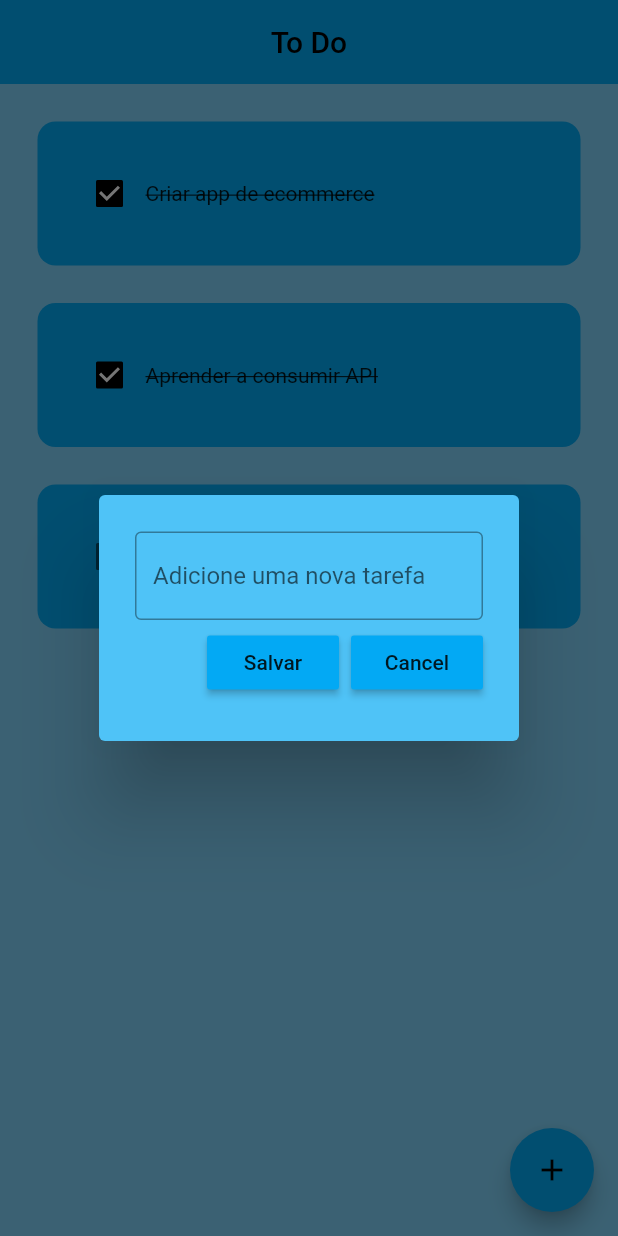
After one commit to bmotadev/todoapp, a Flutter app: the screen it shows after launch, after a tap on the "add" icon, on a phone screen of 412 x 824 dp. The commit adds this screen. Run offline on Flutter 3.47's test engine with Material 2 defaults, Android fonts, the phone set to English and light mode, and no system bars.

Commit message:
:sparkles: feat: Criando nova tarefa - Adicionado metodos para adicionar novas tarefas na aplicação

```diff
--- a/lib/pages/home_page.dart
+++ b/lib/pages/home_page.dart
@@ -1,4 +1,5 @@
 import 'package:flutter/material.dart';
+import 'package:todoapp/util/dialog_box.dart';
 
 import '../util/todo_tile.dart';
 
@@ -10,6 +11,9 @@ class HomePage extends StatefulWidget {
 }
 
 class _HomePageState extends State<HomePage> {
+  // texto controller
+  final _controller = TextEditingController();
+
   // lista de tarefas pra fazer
   List todoList = [
     ["Criar app de ecommerce", true],
@@ -24,6 +28,30 @@ class _HomePageState extends State<HomePage> {
     });
   }
 
+  // metodo para salver uma nova tarefa
+  void saveNewTask() {
+    setState(() {
+      todoList.add([_controller.text, false]);
+      _controller.clear();
+    });
+    //fecha a caixa de dialogo
+    Navigator.of(context).pop();
+  }
+
+  // criar uma nova tarefa
+  void createNewTask() {
+    showDialog(
+      context: context,
+      builder: (context) {
+        return DialogBox(
+          controller: _controller,
+          onSave: saveNewTask,
+          onCancel: () => Navigator.of(context).pop(),
+        );
+      },
+    );
+  }
+
   @override
   Widget build(BuildContext context) {
     return Scaffold(
@@ -33,6 +61,10 @@ class _HomePageState extends State<HomePage> {
           child: Text('To Do'),
         ),
         elevation: 0,
+      ),
+      floatingActionButton: FloatingActionButton(
+        onPressed: createNewTask,
+        child: Icon(Icons.add),
       ),
       body: ListView.builder(
         itemCount: todoList.length,
--- /dev/null
+++ b/lib/util/dialog_box.dart
@@ -0,0 +1,54 @@
+import 'package:flutter/material.dart';
+import 'package:todoapp/util/my_button.dart';
+
+class DialogBox extends StatelessWidget {
+  final controller;
+  VoidCallback onSave;
+  VoidCallback onCancel;
+
+  DialogBox(
+      {super.key,
+      required this.controller,
+      required this.onSave,
+      required this.onCancel});
+
+  @override
+  Widget build(BuildContext context) {
+    return AlertDialog(
+      backgroundColor: Colors.lightBlue[300],
+      content: Container(
+        height: 120,
+        child:
+            Column(mainAxisAlignment: MainAxisAlignment.spaceEvenly, children: [
+          // entrada de dados do usuario
+          TextField(
+            controller: controller,
+            decoration: InputDecoration(
+              border: OutlineInputBorder(),
+              hintText: "Adicione uma nova tarefa",
+            ),
+          ),
+
+          // botões de salver e cancelar
+          Row(
+            mainAxisAlignment: MainAxisAlignment.end,
+            children: [
+              // botão salvar
+              MyButton(
+                text: "Salvar",
+                onPressed: onSave,
+              ),
+
+              const SizedBox(width: 8),
+              // botão cancelar
+              MyButton(
+                text: "Cancel",
+                onPressed: onCancel,
+              ),
+            ],
+          ),
+        ]),
+      ),
+    );
+  }
+}
--- /dev/null
+++ b/lib/util/my_button.dart
@@ -0,0 +1,22 @@
+import 'package:flutter/material.dart';
+
+class MyButton extends StatelessWidget {
+  final String text;
+  VoidCallback onPressed;
+
+  // constructor
+  MyButton({
+    super.key,
+    required this.text,
+    required this.onPressed,
+  });
+
+  @override
+  Widget build(BuildContext context) {
+    return MaterialButton(
+      onPressed: onPressed,
+      color: Theme.of(context).primaryColor,
+      child: Text(text),
+    );
+  }
+}
```
